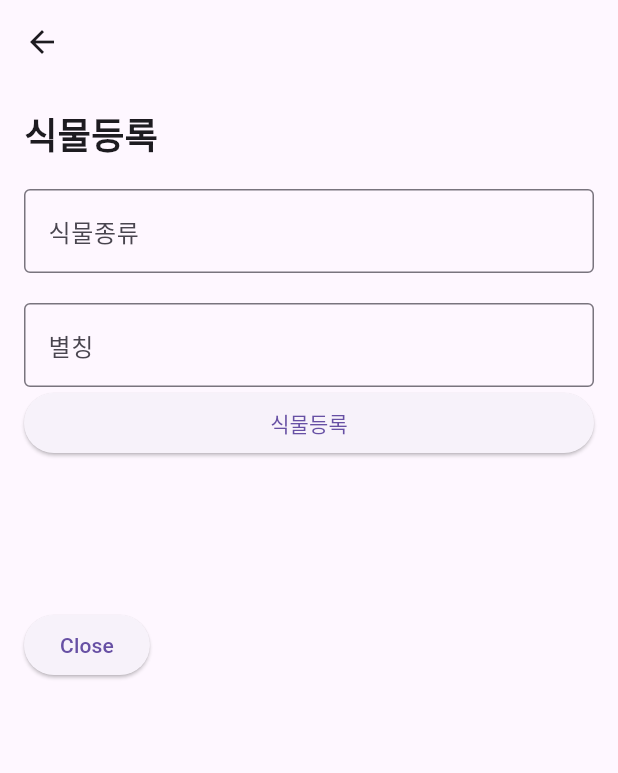
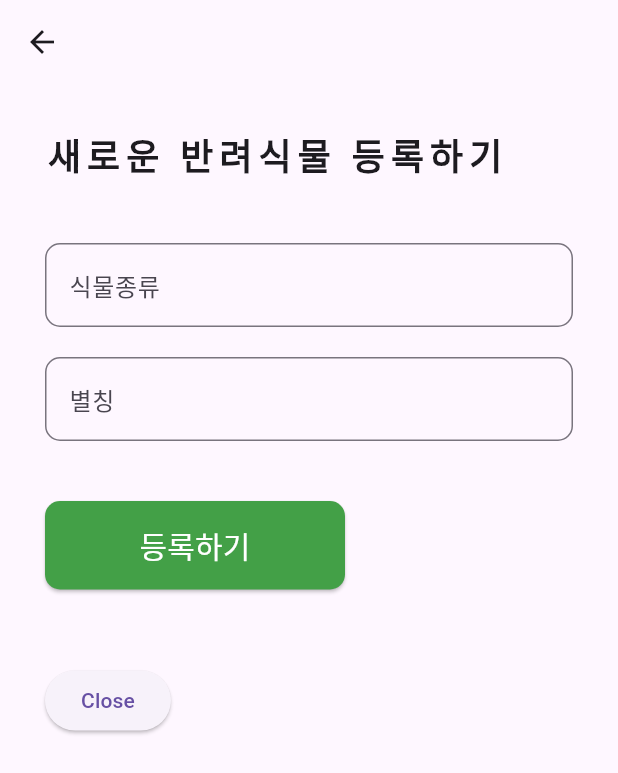
Before and after one commit to jsebal2/2024-SMHRD-IS-IoT-1-PM, a Flutter app: the AddPot screen opened directly, on a phone screen of 412 x 824 dp. Shown: the top 773 px of the screen. Run offline on Flutter 3.47's test engine with Material 3 defaults, Android fonts, the phone set to English and light mode, and no system bars; our stand-ins replace dio, flutter_secure_storage, table_calendar; missing offline and left inert: pm_project; accounts and stored records are empty; Roboto replaces fonts that are missing (눈누토끼); statements that could not run were skipped; project files that could hold a hidden picture were left out.

Commit message:
다영받아옴

```diff
--- a/lib/main.dart
+++ b/lib/main.dart
@@ -57,6 +57,8 @@ class _BottomState extends State<Bottom> {
           topLeft: Radius.circular(30),
           topRight: Radius.circular(30)
         ),
+        child: Container(
+          height: 80,
           child: BottomNavigationBar(
             backgroundColor: Colors.lime.shade200,
             currentIndex: _currentIndex,
@@ -87,6 +89,7 @@ class _BottomState extends State<Bottom> {
             ],
           ),
         ),
+      ),
     );
   }
 }
--- a/lib/mainPage/Login.dart
+++ b/lib/mainPage/Login.dart
@@ -112,7 +112,8 @@ class _LoginState extends State<Login> {
                       shape: RoundedRectangleBorder(
                           borderRadius: BorderRadius.circular(10)
                       )
-                  ),),
+                  ),
+                ),
               ),
               SizedBox(height: 15),
 
--- a/lib/mainPage/Pot.dart
+++ b/lib/mainPage/Pot.dart
@@ -72,20 +72,25 @@ class _AddPotState extends State<AddPot> {
         title: Text(''),
       ),
       body: Padding(
-        padding: const EdgeInsets.all(16.0),
+        padding: const EdgeInsets.all(30.0),
         child: Column(
           crossAxisAlignment: CrossAxisAlignment.start,
           children: [
             Text(
-              '식물등록',
-              style: TextStyle(fontSize: 24, fontWeight: FontWeight.bold),
+              '새로운 반려식물 등록하기',
+              style: TextStyle(fontFamily:'눈누토끼',fontSize: 24, fontWeight: FontWeight.bold,letterSpacing: 4),
             ),
-            SizedBox(height: 20),
+            SizedBox(height: 40),
             TextField(
               controller: _nameController,
               decoration: InputDecoration(
                 labelText: '식물종류',
-                border: OutlineInputBorder(),
+                border: OutlineInputBorder(
+                  borderRadius: BorderRadius.circular(10),
+                ),
+                focusedBorder: OutlineInputBorder(
+                  borderSide: BorderSide(color: Colors.green)
+                )
               ),
             ),
 
@@ -94,19 +99,33 @@ class _AddPotState extends State<AddPot> {
               controller: _nickController,
               decoration: InputDecoration(
                 labelText: '별칭',
-                border: OutlineInputBorder(),
+                  border: OutlineInputBorder(
+                    borderRadius: BorderRadius.circular(10),
+                  ),
+                  focusedBorder: OutlineInputBorder(
+                      borderSide: BorderSide(color: Colors.green)
+                  )
               ),
             ),
 
+            SizedBox(height: 40,),
             SizedBox(
-              width: double.infinity,
+              //width: double.infinity,
+              width: 200,
               child: ElevatedButton(
                 onPressed: _signUp,
-                child: Text('식물등록'),
+                child: Text('등록하기',style: TextStyle(fontFamily: '눈누토끼',color: Colors.white,fontSize: 20),),
+                style: ElevatedButton.styleFrom(
+                    backgroundColor: Colors.green.shade600,
+                    padding: EdgeInsets.all(15),
+                    shape: RoundedRectangleBorder(
+                        borderRadius: BorderRadius.circular(10)
+                    )
+                ),
               ),
             ),
 
-            SizedBox(height: 100,),
+            SizedBox(height: 50,),
 
             ElevatedButton(
               onPressed: () {
--- a/lib/user/mypage.dart
+++ b/lib/user/mypage.dart
@@ -48,8 +48,6 @@ class _MypageState extends State<Mypage> {
     Navigator.pushReplacement(
         context, MaterialPageRoute(builder: (context) => Login()));
   }
-
-
 
 
 
```
Lines whose indentation alone changed are shown as unchanged.
